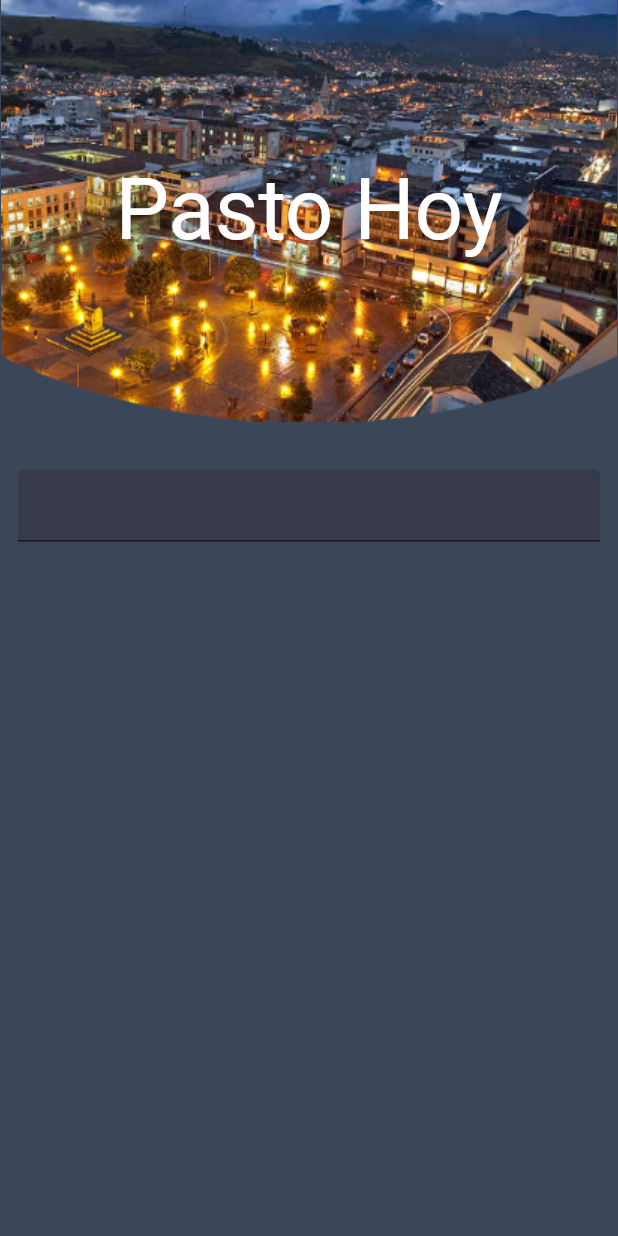
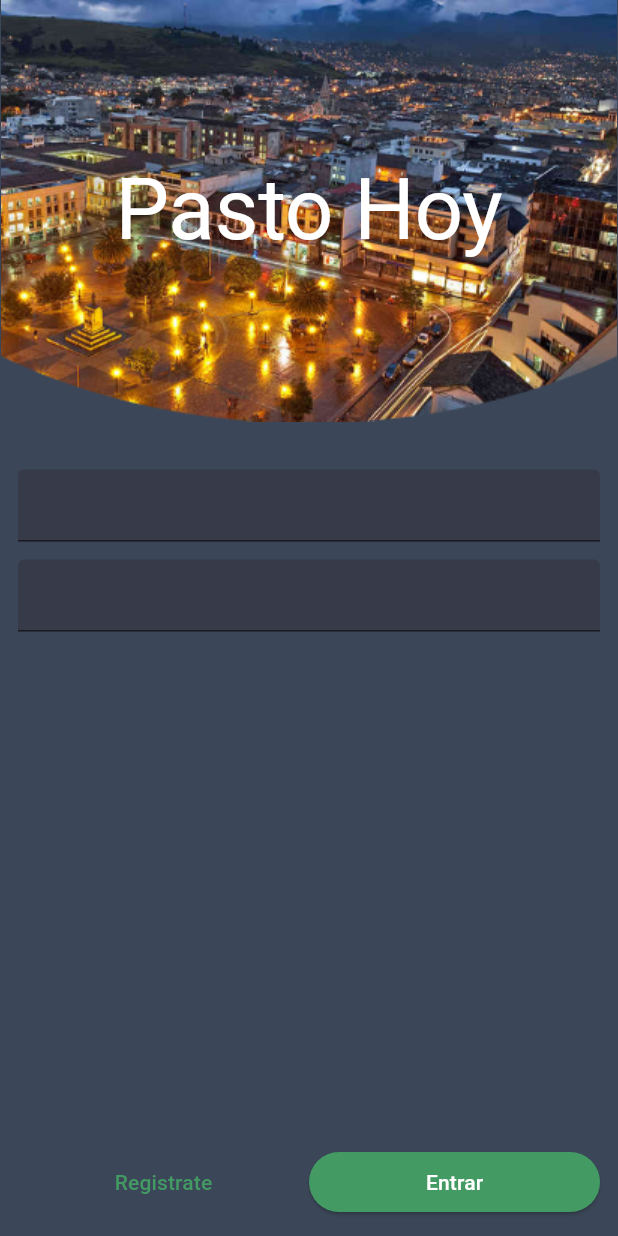
Before and after one commit to milo2005/PastoHoy, a Flutter app: the screen it shows after launch, on a phone screen of 412 x 824 dp. Run offline on Flutter 3.47's test engine with Material 2 defaults, Android fonts, the phone set to English and light mode, and no system bars; our stand-ins replace dio, freezed_annotation, get_it, go_router, injectable, retrofit and 1 more; generated files the repository leaves out were written again.

Commit message:
Login Page implemented

```diff
--- a/lib/presentation/login/login_page.dart
+++ b/lib/presentation/login/login_page.dart
@@ -28,12 +28,33 @@ class LoginPage extends StatelessWidget {
             ],
           ),
           const SizedBox(height: 20),
-          Padding(
-            padding: const EdgeInsets.all(12),
-            child: Column(
-              children: [
-                TextFormField()
-              ],
+          Expanded(
+            child: Padding(
+              padding: const EdgeInsets.all(12),
+              child: Column(
+                children: [
+                  TextFormField(),
+                  const SizedBox(height: 12),
+                  TextFormField(),
+                  Spacer(),
+                  Row(
+                    children: [
+                      Expanded(
+                        child: TextButton(
+                          onPressed: () {},
+                          child: Text("Registrate"),
+                        ),
+                      ),
+                      Expanded(
+                        child: ElevatedButton(
+                          onPressed: () {},
+                          child: Text("Entrar"),
+                        ),
+                      ),
+                    ],
+                  )
+                ],
+              ),
             ),
           )
         ],
```
